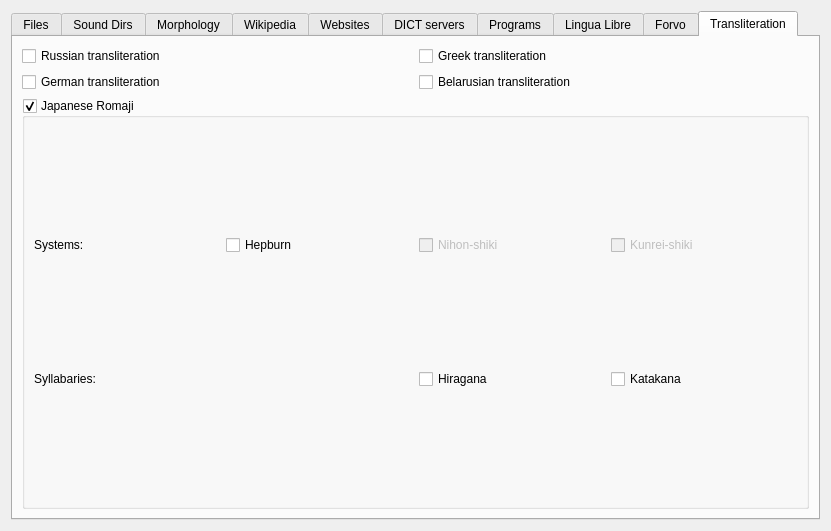
First picture: the form in src/ui/sources.ui, repository xiaoyifang/goldendict-ng, before the edit.
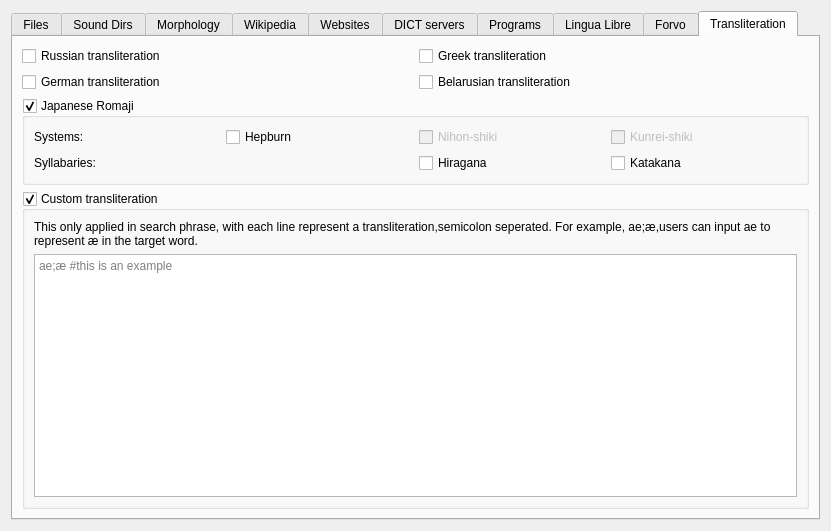
Second picture: the form after the edit. The open tabs and pages were chosen to show the change. Icons and pictures are not drawn.

Commit message:
feat: add custom transliteration support
fix #661

i18n: add new translation entries

Diff of the .ui file:
```diff
--- a/src/ui/sources.ui
+++ b/src/ui/sources.ui
@@ -827,6 +827,39 @@
          </layout>
         </widget>
        </item>
+       <item>
+        <layout class="QVBoxLayout" name="verticalLayout_18">
+         <item>
+          <widget class="QGroupBox" name="enableCustomTransliteration">
+           <property name="title">
+            <string>Custom transliteration</string>
+           </property>
+           <property name="checkable">
+            <bool>true</bool>
+           </property>
+           <layout class="QVBoxLayout" name="verticalLayout_19">
+            <item>
+             <widget class="QLabel" name="label_21">
+              <property name="text">
+               <string>This only applied in search phrase, with each line represent a transliteration,semicolon seperated. For example, ae;æ,users can input ae to represent æ in the target word.</string>
+              </property>
+              <property name="wordWrap">
+               <bool>true</bool>
+              </property>
+             </widget>
+            </item>
+            <item>
+             <widget class="QPlainTextEdit" name="customTransliteration">
+              <property name="placeholderText">
+               <string>ae;æ #this is an example</string>
+              </property>
+             </widget>
+            </item>
+           </layout>
+          </widget>
+         </item>
+        </layout>
+       </item>
       </layout>
      </widget>
     </widget>
```
Left out of the diff: 33 changed lines with no effect on the pictures. The commit also changes 12 other files.
